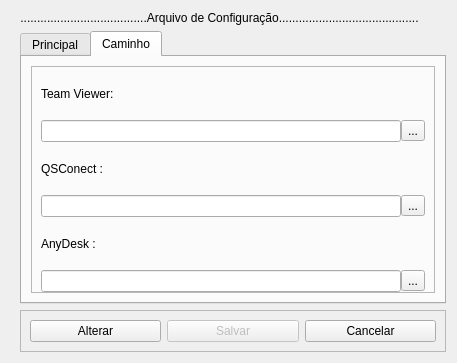
Above: src/ui/mnConfig.ui from Locked666/control_acess_desk before the change. Below: the same form after it.
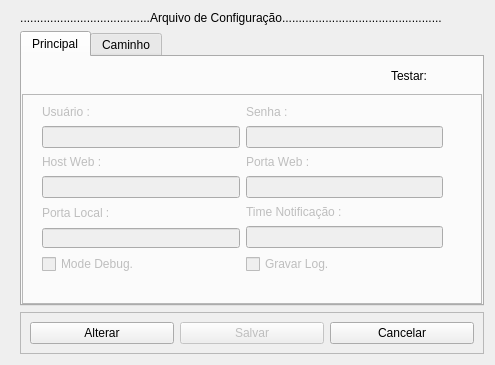
That is the form after the change. Icons and pictures are not drawn.

Commit message: Finalização comunicação e nova tela de configuração

Patch:
```diff
--- a/src/ui/mnConfig.ui
+++ b/src/ui/mnConfig.ui
@@ -6,14 +6,14 @@
    <rect>
     <x>0</x>
     <y>0</y>
-    <width>457</width>
-    <height>363</height>
+    <width>495</width>
+    <height>365</height>
    </rect>
   </property>
   <property name="minimumSize">
    <size>
-    <width>338</width>
-    <height>279</height>
+    <width>495</width>
+    <height>365</height>
    </size>
   </property>
   <property name="maximumSize">
@@ -40,7 +40,7 @@
         </sizepolicy>
        </property>
        <property name="text">
-        <string>......................................Arquivo de Configuração..........................................</string>
+        <string>.......................................Arquivo de Configuração................................................</string>
        </property>
        <property name="alignment">
         <set>Qt::AlignCenter</set>
@@ -48,7 +48,7 @@
       </widget>
      </item>
      <item>
-      <widget class="QTabWidget" name="frm_body">
+      <widget class="QTabWidget" name="tab_body">
        <property name="enabled">
         <bool>true</bool>
        </property>
@@ -61,13 +61,28 @@
        <property name="currentIndex">
         <number>1</number>
        </property>
-       <widget class="QWidget" name="tab_first" native="true">
+       <widget class="QWidget" name="tab_first">
         <attribute name="title">
          <string>Principal</string>
         </attribute>
         <layout class="QVBoxLayout" name="verticalLayout_9">
+         <property name="spacing">
+          <number>0</number>
+         </property>
+         <property name="leftMargin">
+          <number>0</number>
+         </property>
+         <property name="topMargin">
+          <number>0</number>
+         </property>
+         <property name="rightMargin">
+          <number>0</number>
+         </property>
+         <property name="bottomMargin">
+          <number>0</number>
+         </property>
          <item>
-          <widget class="QFrame" name="">
+          <widget class="QFrame" name="frm_top">
            <property name="minimumSize">
             <size>
              <width>0</width>
@@ -129,15 +144,25 @@
           </widget>
          </item>
          <item>
-          <widget class="QFrame" name="frame">
+          <widget class="QFrame" name="frm_body">
+           <property name="enabled">
+            <bool>false</bool>
+           </property>
            <property name="frameShape">
             <enum>QFrame::StyledPanel</enum>
            </property>
            <property name="frameShadow">
             <enum>QFrame::Raised</enum>
            </property>
-           <layout class="QVBoxLayout" name="verticalLayout_16">
-            <item>
+           <widget class="QWidget" name="">
+            <property name="geometry">
+             <rect>
+              <x>20</x>
+              <y>10</y>
+              <width>401</width>
+              <height>170</height>
+             </rect>
+            </property>
              <layout class="QVBoxLayout" name="verticalLayout_12">
               <item>
                <layout class="QVBoxLayout" name="verticalLayout_5">
@@ -280,6 +305,8 @@
                 </item>
                </layout>
               </item>
+             <item>
+              <layout class="QHBoxLayout" name="horizontalLayout_10">
               <item>
                <widget class="QCheckBox" name="checkbox_debug">
                 <property name="text">
@@ -287,9 +314,17 @@
                 </property>
                </widget>
               </item>
+               <item>
+                <widget class="QCheckBox" name="checkbox_grava_log">
+                 <property name="text">
+                  <string>Gravar Log.</string>
+                 </property>
+                </widget>
+               </item>
              </layout>
             </item>
            </layout>
+           </widget>
           </widget>
          </item>
         </layout>
@@ -298,9 +333,18 @@
         <attribute name="title">
          <string>Caminho</string>
         </attribute>
-        <layout class="QVBoxLayout" name="verticalLayout_18">
-         <item>
-          <widget class="QFrame" name="frame_3">
+        <widget class="QFrame" name="frm_path">
+         <property name="enabled">
+          <bool>false</bool>
+         </property>
+         <property name="geometry">
+          <rect>
+           <x>9</x>
+           <y>9</y>
+           <width>441</width>
+           <height>201</height>
+          </rect>
+         </property>
            <property name="frameShape">
             <enum>QFrame::StyledPanel</enum>
            </property>
@@ -334,7 +378,11 @@
                 <item>
                  <layout class="QHBoxLayout" name="horizontalLayout_5">
                   <item>
-                   <widget class="QLineEdit" name="text_path_teamviewer"/>
+                 <widget class="QLineEdit" name="text_path_teamviewer">
+                  <property name="clearButtonEnabled">
+                   <bool>true</bool>
+                  </property>
+                 </widget>
                   </item>
                   <item>
                    <widget class="QToolButton" name="tool_path_teamviewer">
@@ -362,7 +410,11 @@
                 <item>
                  <layout class="QHBoxLayout" name="horizontalLayout_6">
                   <item>
-                   <widget class="QLineEdit" name="text_path_qsconnect"/>
+                 <widget class="QLineEdit" name="text_path_qsconnect">
+                  <property name="clearButtonEnabled">
+                   <bool>true</bool>
+                  </property>
+                 </widget>
                   </item>
                   <item>
                    <widget class="QToolButton" name="tool_path_qsconnect">
@@ -390,7 +442,11 @@
                 <item>
                  <layout class="QHBoxLayout" name="horizontalLayout_7">
                   <item>
-                   <widget class="QLineEdit" name="text_path_anydesk"/>
+                 <widget class="QLineEdit" name="text_path_anydesk">
+                  <property name="clearButtonEnabled">
+                   <bool>true</bool>
+                  </property>
+                 </widget>
                   </item>
                   <item>
                    <widget class="QToolButton" name="tool_path_anydesk">
@@ -407,8 +463,6 @@
             </item>
            </layout>
           </widget>
-         </item>
-        </layout>
        </widget>
       </widget>
      </item>
```
Left out of the diff: 10 changed lines with no effect on the pictures. Lines whose indentation alone changed are shown as unchanged. The commit also changes 8 other files.
